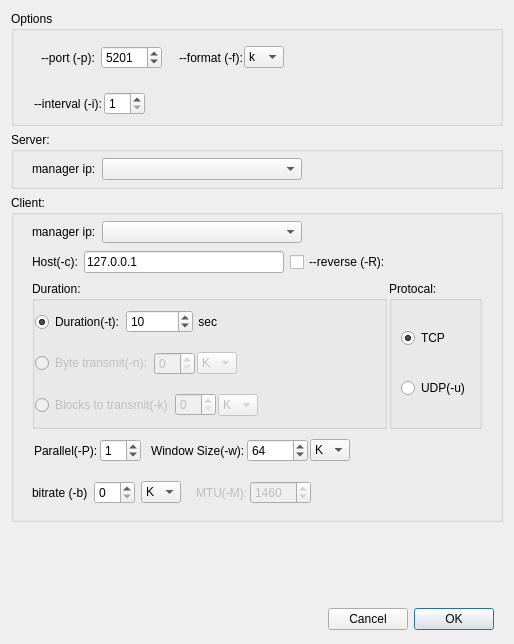
Qt form iperfclientdlg.ui (coolshou/pyIperf) before a commit.
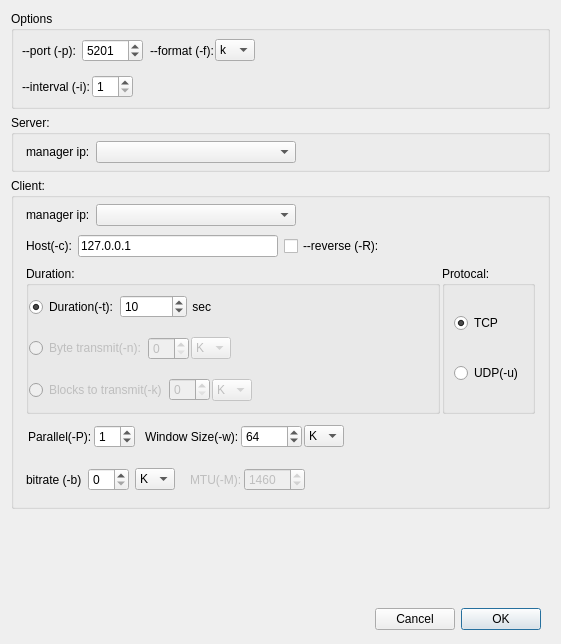
The same form after that commit.

```diff
--- a/iperfclientdlg.ui
+++ b/iperfclientdlg.ui
@@ -6,7 +6,7 @@
    <rect>
     <x>0</x>
     <y>0</y>
-    <width>514</width>
+    <width>561</width>
     <height>644</height>
    </rect>
   </property>
@@ -20,24 +20,54 @@
       <string>Options</string>
      </property>
      <layout class="QVBoxLayout" name="verticalLayout_5">
+      <property name="spacing">
+       <number>3</number>
+      </property>
+      <property name="leftMargin">
+       <number>3</number>
+      </property>
       <property name="topMargin">
        <number>3</number>
       </property>
+      <property name="rightMargin">
+       <number>3</number>
+      </property>
       <property name="bottomMargin">
        <number>3</number>
       </property>
       <item>
        <widget class="QWidget" name="widget_6" native="true">
         <layout class="QHBoxLayout" name="horizontalLayout_9">
+         <property name="spacing">
+          <number>3</number>
+         </property>
+         <property name="leftMargin">
+          <number>3</number>
+         </property>
          <property name="topMargin">
           <number>3</number>
          </property>
+         <property name="rightMargin">
+          <number>3</number>
+         </property>
          <property name="bottomMargin">
           <number>3</number>
          </property>
          <item>
           <widget class="QWidget" name="widget_16" native="true">
            <layout class="QHBoxLayout" name="horizontalLayout_16">
+            <property name="leftMargin">
+             <number>2</number>
+            </property>
+            <property name="topMargin">
+             <number>2</number>
+            </property>
+            <property name="rightMargin">
+             <number>2</number>
+            </property>
+            <property name="bottomMargin">
+             <number>2</number>
+            </property>
             <item>
              <widget class="QLabel" name="lbPort">
               <property name="text">
@@ -89,7 +119,7 @@
             <item>
              <widget class="QComboBox" name="comboBoxFormat">
               <property name="currentText">
-               <string>m</string>
+               <string>k</string>
               </property>
               <item>
                <property name="text">
@@ -156,16 +186,16 @@
        <widget class="QWidget" name="widget_15" native="true">
         <layout class="QHBoxLayout" name="horizontalLayout_15">
          <property name="spacing">
-          <number>6</number>
+          <number>3</number>
          </property>
          <property name="leftMargin">
-          <number>9</number>
+          <number>3</number>
          </property>
          <property name="topMargin">
           <number>3</number>
          </property>
          <property name="rightMargin">
-          <number>9</number>
+          <number>3</number>
          </property>
          <property name="bottomMargin">
           <number>3</number>
@@ -234,16 +264,16 @@
      </property>
      <layout class="QHBoxLayout" name="horizontalLayout_18">
       <property name="spacing">
-       <number>2</number>
+       <number>3</number>
       </property>
       <property name="leftMargin">
-       <number>9</number>
+       <number>3</number>
       </property>
       <property name="topMargin">
        <number>3</number>
       </property>
       <property name="rightMargin">
-       <number>9</number>
+       <number>3</number>
       </property>
       <property name="bottomMargin">
        <number>3</number>
@@ -306,11 +336,17 @@
      </property>
      <layout class="QVBoxLayout" name="verticalLayout_3">
       <property name="spacing">
-       <number>2</number>
+       <number>3</number>
+      </property>
+      <property name="leftMargin">
+       <number>3</number>
       </property>
       <property name="topMargin">
        <number>3</number>
       </property>
+      <property name="rightMargin">
+       <number>3</number>
+      </property>
       <property name="bottomMargin">
        <number>3</number>
       </property>
```
